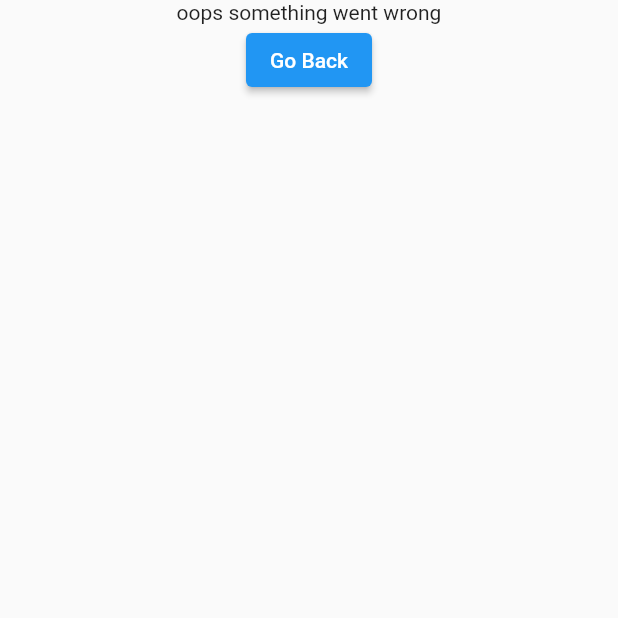
After one commit to alanpv92/server-driven-ui, a Flutter app: the ErrorScreen screen opened directly, on a phone screen of 412 x 824 dp, the top half of it. The commit adds this screen. Run offline on Flutter 3.47's test engine with Material 2 defaults, Android fonts, the phone set to English and light mode, and no system bars; our stand-ins replace cloud_firestore, easy_localization, firebase_auth, firebase_core, get; accounts and stored records are empty.

Commit message:
added unknown screen

```diff
--- a/eleverdev/assets/translations/en.json
+++ b/eleverdev/assets/translations/en.json
@@ -3,5 +3,6 @@
   "auth_create_account":"create account",
   "auth_login_redirect":"already have an account ?",
   "show_tost_error":"some error occurred",
-  "no_data":"No Data"
+  "no_data":"No Data",
+  "error_page_content":"oops something went wrong"
 }
--- a/eleverdev/lib/main.dart
+++ b/eleverdev/lib/main.dart
@@ -3,7 +3,6 @@ import 'package:eleverdev/controllers/authentication.dart';
 import 'package:eleverdev/controllers/home_page.dart';
 import 'package:eleverdev/firebase_options.dart';
 import 'package:eleverdev/mangers/theme.dart';
-import 'package:eleverdev/services/firebase/firebase_firestore.dart';
 import 'package:eleverdev/ui/screens/authentication/authentication.dart';
 import 'package:eleverdev/ui/screens/home_screen/home_screen.dart';
 import 'package:firebase_auth/firebase_auth.dart';
@@ -39,6 +38,7 @@ class MyApp extends StatelessWidget {
         )
       ],
       child: GetMaterialApp(
+
           debugShowCheckedModeBanner: false,
           supportedLocales: context.supportedLocales,
           localizationsDelegates: context.localizationDelegates,
--- a/eleverdev/lib/mangers/text.dart
+++ b/eleverdev/lib/mangers/text.dart
@@ -15,6 +15,7 @@ class CommonTextManger {
   final String appBarTitle = "Elever-Dev";
   final String errorText = tr('show_tost_error');
   final String noData = tr('no_data');
+  final String errorScreenContent = tr('oops something went wrong');
 }
 
 class TextManger with AuthTextManger, CommonTextManger {
--- /dev/null
+++ b/eleverdev/lib/ui/screens/error/error_screen.dart
@@ -0,0 +1,26 @@
+import 'package:eleverdev/mangers/text.dart';
+import 'package:flutter/material.dart';
+import 'package:get/route_manager.dart';
+
+class ErrorScreen extends StatelessWidget {
+  const ErrorScreen({super.key});
+
+  @override
+  Widget build(BuildContext context) {
+    return Scaffold(
+      body: SafeArea(
+          child: Center(
+        child: Column(
+          children: [
+            Text(TextManger.instance.errorScreenContent),
+            ElevatedButton(
+                onPressed: () {
+                  Get.back();
+                },
+                child: const Text("Go Back"))
+          ],
+        ),
+      )),
+    );
+  }
+}
```
Also changed, not shown: eleverdev/lib/mangers/routes.dart (added, +24 -0 lines).
